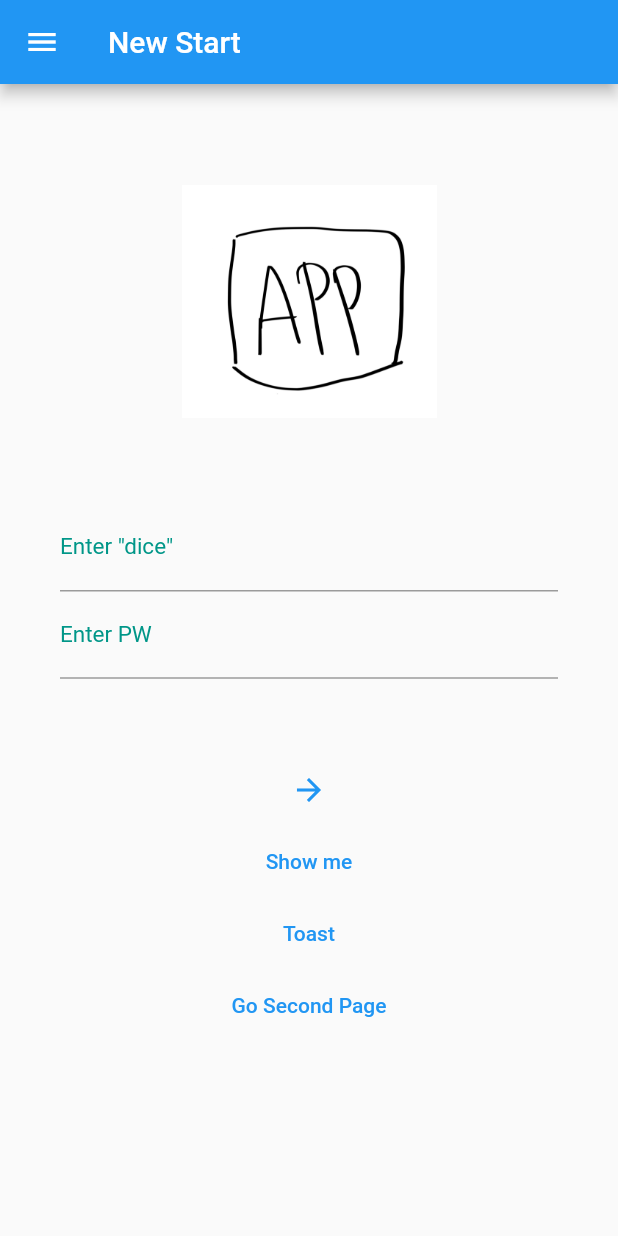
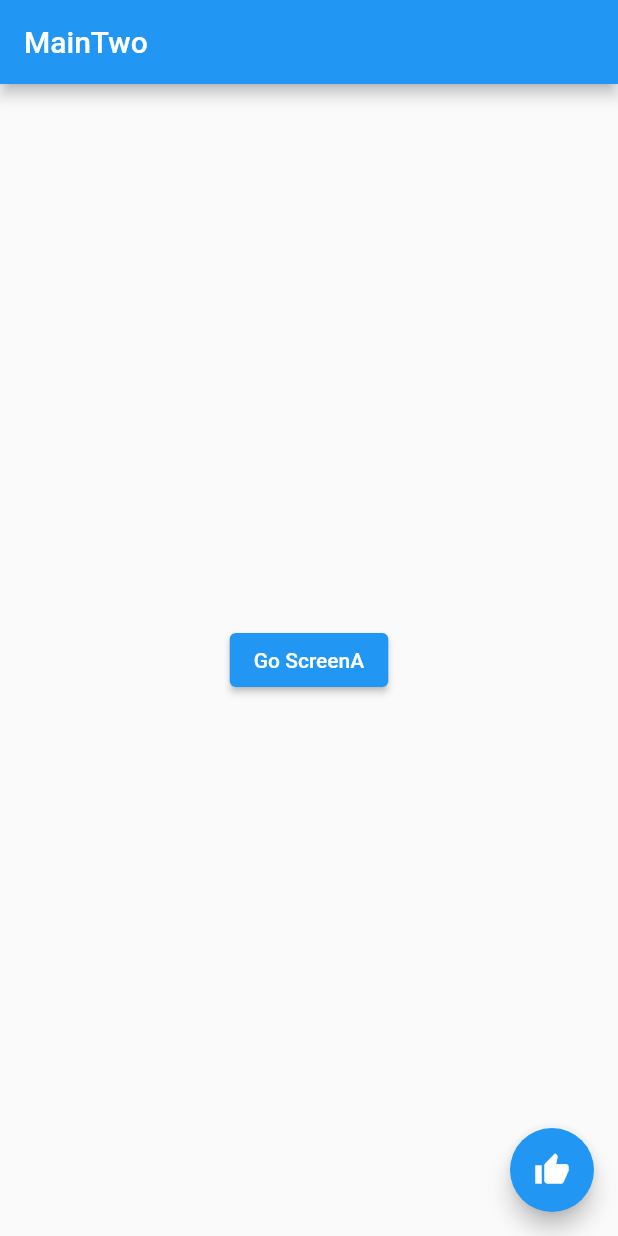
Before and after one commit to jh8057/zzemalapp, a Flutter app: the screen it shows after launch, on a phone screen of 412 x 824 dp. Run offline on Flutter 3.47's test engine with Material 2 defaults, Android fonts, the phone set to English and light mode, and no system bars; our stand-ins replace fluttertoast.

Commit message:
floatingAction & scaffoldMessenger

```diff
--- /dev/null
+++ b/lib/MainTwo.dart
@@ -0,0 +1,40 @@
+import 'package:flutter/material.dart';
+import 'package:fluttertoast/fluttertoast.dart';
+import './ScreenA.dart';
+
+class MainTwo extends StatelessWidget {
+  const MainTwo({Key? key}) : super(key: key);
+
+  @override
+  Widget build(BuildContext context) {
+    return Scaffold(
+        appBar: AppBar(
+          title: const Text('MainTwo'),
+        ),
+        body: Center(
+            child: ElevatedButton(
+          child: const Text('Go ScreenA'),
+          onPressed: () {
+            Navigator.push(context,
+                MaterialPageRoute(builder: (context) => const ScreenA()));
+          },
+        )),
+        floatingActionButton: FloatingActionButton(
+          child: const Icon(Icons.thumb_up),
+          onPressed: () {
+            doSnack(context);
+            // ScaffoldMessenger.of(context).showSnackBar(const SnackBar(
+            //     content: Text('I LIKE IT!'), duration: Duration(seconds: 5)));
+          },
+        ));
+  }
+}
+
+void flutterToast() {
+  Fluttertoast.showToast(msg: '❤️', webPosition: 'center');
+}
+
+void doSnack(context) {
+  ScaffoldMessenger.of(context).showSnackBar(const SnackBar(
+      content: Text('I LIKE IT!'), duration: Duration(seconds: 5)));
+}
--- a/lib/main.dart
+++ b/lib/main.dart
@@ -1,7 +1,7 @@
-import 'package:flutter/cupertino.dart';
 import 'package:flutter/material.dart';
 import 'package:fluttertoast/fluttertoast.dart';
 import 'ScreenA.dart';
+import 'MainTwo.dart';
 
 void main() => runApp(const MyApp());
 
@@ -14,123 +14,14 @@ class MyApp extends StatelessWidget {
       title: 'zzemalApp',
       initialRoute: '/',
       routes: {
-        '/': (context) => const MyHome(),
+        '/': (context) => const MainTwo(),
         '/A': (context) => const ScreenA(),
       },
     );
   }
 }
 
-class MyHome extends StatefulWidget {
-  //It's a good practice to expose the ability to provide a key when creating public widgets.
-  const MyHome({Key? key}) : super(key: key);
-
-  @override
-  State<MyHome> createState() => _MyHomeState();
-}
-
-class _MyHomeState extends State<MyHome> {
-  TextEditingController controller = TextEditingController();
-  TextEditingController controller2 = TextEditingController();
-
-  @override
-  Widget build(BuildContext context) {
-    return Scaffold(
-      appBar: AppBar(
-        title: const Text('New Start'),
-      ),
-      body: SingleChildScrollView(
-        child: Column(
-          children: <Widget>[
-            const Padding(padding: EdgeInsets.only(top: 50)),
-            const Center(
-              child: Image(
-                image: AssetImage('assets/app.gif'),
-                width: 170,
-                height: 190,
-              ),
-            ),
-            Form(
-                child: Theme(
-                    data: ThemeData(
-                      primaryColor: Colors.teal,
-                      inputDecorationTheme: const InputDecorationTheme(
-                        labelStyle: TextStyle(
-                          color: Colors.teal,
-                          fontSize: 15,
-                        ),
-                      ),
-                    ),
-                    child: Container(
-                      padding: const EdgeInsets.all(40),
-                      child: Column(
-                        children: <Widget>[
-                          TextField(
-                            controller: controller,
-                            decoration: const InputDecoration(
-                                labelText: 'Enter "dice"'),
-                            keyboardType: TextInputType.emailAddress,
-                          ),
-                          TextField(
-                            controller: controller2,
-                            decoration:
-                                const InputDecoration(labelText: 'Enter PW'),
-                            keyboardType: TextInputType.text,
-                            obscureText: true,
-                          ),
-                          const SizedBox(
-                            height: 50,
-                          ),
-                          ButtonTheme(
-                            minWidth: 100,
-                            height: 50,
-                            child: TextButton(
-                              onPressed: () {
-                                judgeUser(controller, controller2);
-                              },
-                              child: const Icon(
-                                Icons.arrow_forward,
-                              ),
-                            ),
-                          ),
-                          const MySnackBar(),
-                          const MyToastBtn(),
-                          const MyNavigator()
-                        ],
-                      ),
-                    )))
-          ],
-        ),
-      ),
-      drawer: Drawer(
-        child: ListView(
-          padding: EdgeInsets.zero,
-          children: <Widget>[
-            UserAccountsDrawerHeader(
-              currentAccountPicture: const CircleAvatar(
-                backgroundImage: AssetImage('assets/rainbowface.jpg'),
-              ),
-              accountName: const Text('zzemal'),
-              accountEmail: const Text('luckysymbol13@gmail.com'),
-              onDetailsPressed: () {
-                print('arrow click');
-              },
-            ),
-            ListTile(
-              leading: const Icon(Icons.home),
-              title: const Text('Home'),
-              onTap: () {
-                flutterToast('Home clicked!');
-              },
-              trailing: const Icon(Icons.add),
-            )
-          ],
-        ),
-      ),
-    );
-  }
-}
-
+///////////funtions////////////////////
 class MySnackBar extends StatelessWidget {
   const MySnackBar({Key? key}) : super(key: key);
 
@@ -176,45 +67,6 @@ class MyToastBtn extends StatelessWidget {
   }
 }
 
-class SecondPage extends StatelessWidget {
-  const SecondPage({Key? key}) : super(key: key);
-
-  @override
-  Widget build(BuildContext context) {
-    return Scaffold(
-      appBar: AppBar(
-        title: const Text('SecondPage'),
-      ),
-      body: Center(
-        child: Column(
-          mainAxisSize: MainAxisSize.min,
-          children: [
-            TextButton(
-              child: const Text('Go First Page'),
-              onPressed: () {
-                Navigator.pop(context);
-              },
-            ),
-            TextButton(
-                child: const Text('Go Third Page'),
-                onPressed: () {
-                  Navigator.push(context,
-                      MaterialPageRoute(builder: (_) => const MyContainer()));
-                }),
-            TextButton(
-                child: const Text('Go ScreenA Page'),
-                onPressed: () {
-                  Navigator.pushNamed(context, '/A');
-                  // Navigator.push(context,
-                  //     MaterialPageRoute(builder: (_) => const ScreenA()));
-                }),
-          ],
-        ),
-      ),
-    );
-  }
-}
-
 class MyNavigator extends StatelessWidget {
   const MyNavigator({Key? key}) : super(key: key);
 
@@ -226,7 +78,7 @@ class MyNavigator extends StatelessWidget {
         onPressed: () {
           Navigator.push(context,
               MaterialPageRoute(builder: (BuildContext context) {
-            return const SecondPage();
+            return const MyContainer();
           }));
         },
       ),
```
Also changed, not shown: lib/ScreenA.dart (+10 -10 lines), lib/backup/main_backup0613.dart (added, +281 -0 lines).
